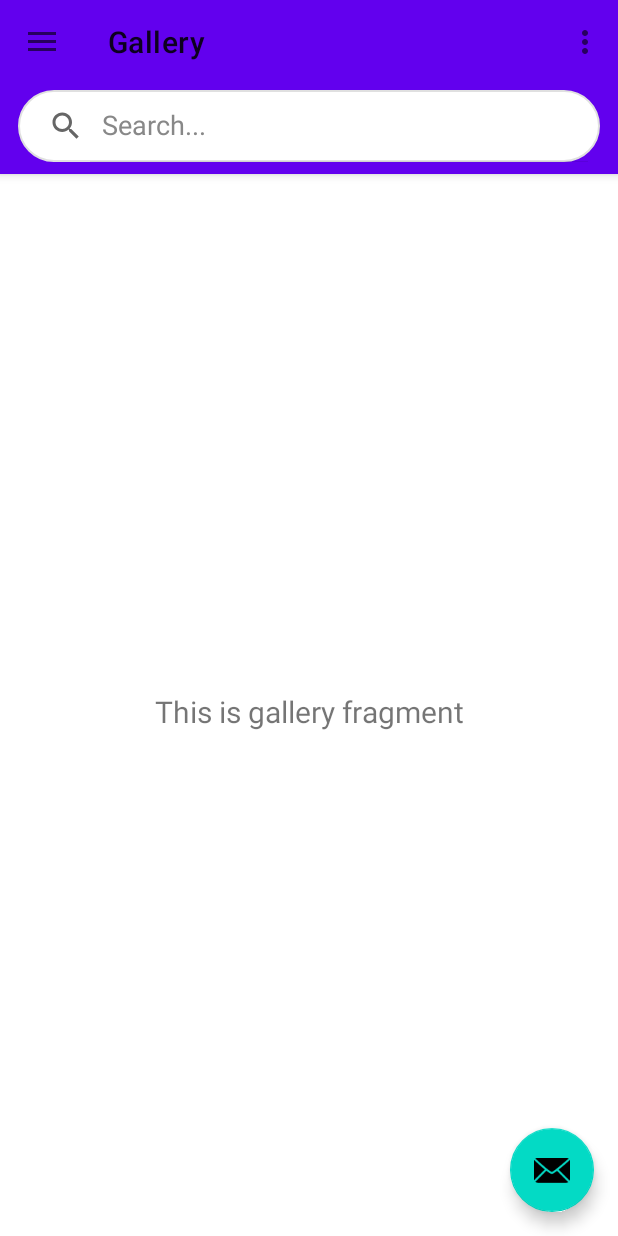
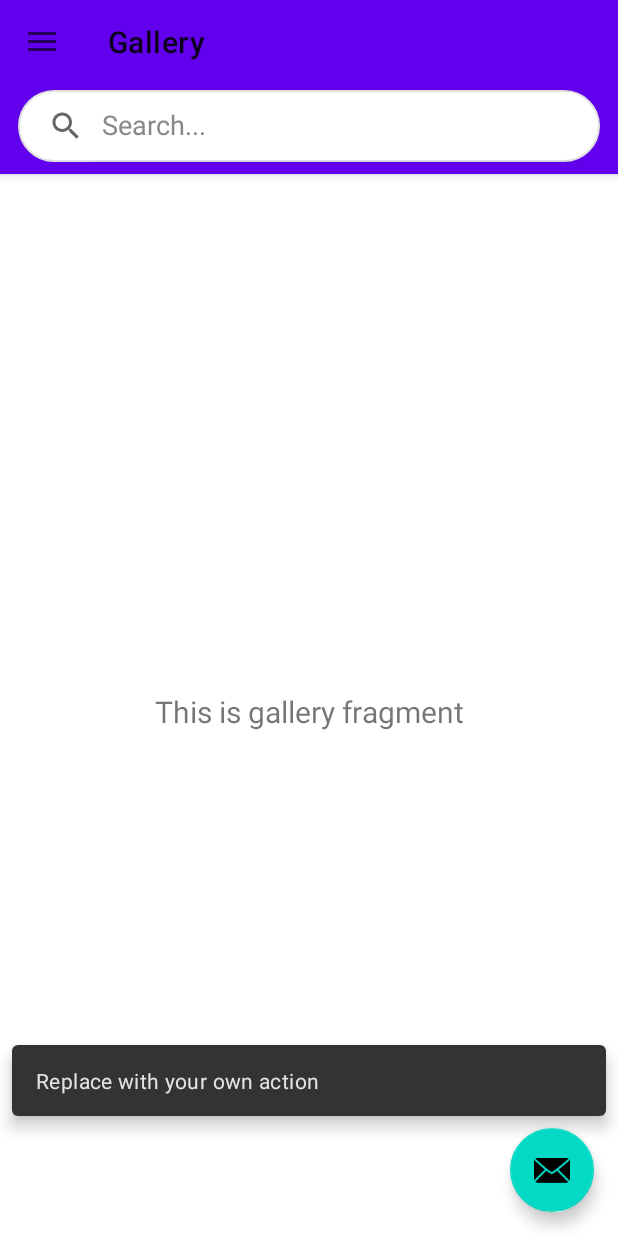
Before and after one commit to lightningmq95/FitVision, an Android app: the screen it shows after launch once a user with an empty profile is signed in (MainActivity), in the side drawer, after a tap on "Gallery", on a phone screen of 412 x 824 dp. Run offline under Robolectric (Android 15) with nearby library versions, the phone set to English and light mode, and no system bars; our stand-ins replace CircleImageView, Firebase (no records; nobody signed in at launch, a user with empty details on screens opened directly), navigation-ui.

Commit message:
removed the 3 dots settings thingy

```diff
--- a/FitVisionApp/app/src/main/java/com/example/fitvisionapp/MainActivity.java
+++ b/FitVisionApp/app/src/main/java/com/example/fitvisionapp/MainActivity.java
@@ -182,8 +182,8 @@ public class MainActivity extends AppCompatActivity {
     @Override
     public boolean onCreateOptionsMenu(Menu menu) {
         // Inflate the menu; this adds items to the action bar if it is present.
-        getMenuInflater().inflate(R.menu.main, menu);
-        return true;
+//        getMenuInflater().inflate(R.menu.main, menu);
+        return false;
     }
 
     @Override
```
Also changed, not shown: 1 other file.
